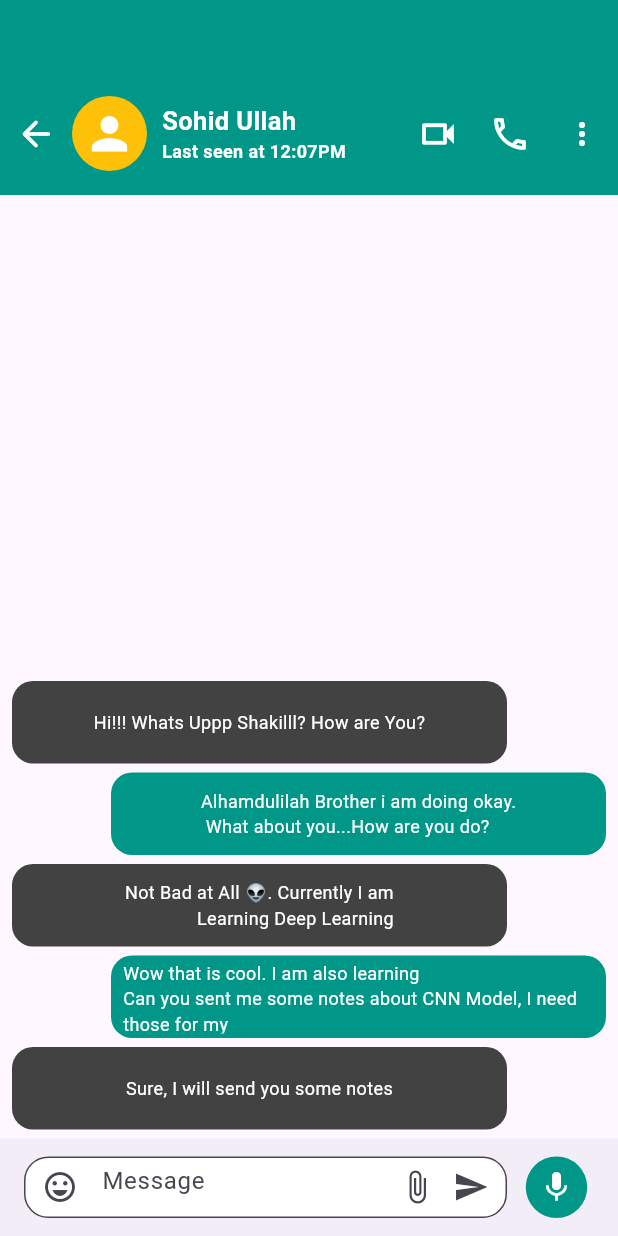
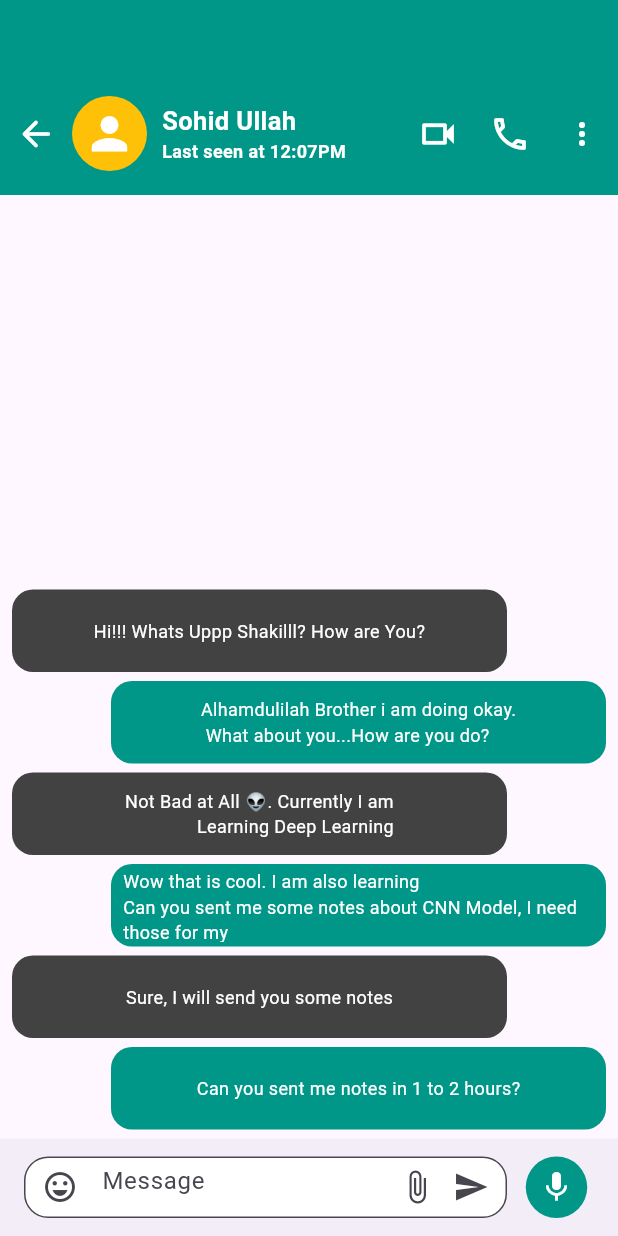
Before and after one commit to MdSohidUllahChowdhury/WhatsApp, a Flutter app: the screen it shows after launch, after a tap on "Sohid Ullah", on a phone screen of 412 x 824 dp. Run offline on Flutter 3.47's test engine with Material 3 defaults, Android fonts, the light colour scheme and no system bars; our stand-ins replace flutter_screenutil, font_awesome_flutter, get, image_picker; network calls fail.

Commit message:
Custom User and thier conversation

```diff
--- a/lib/Views/chats.dart
+++ b/lib/Views/chats.dart
@@ -1,7 +1,7 @@
 import 'package:flutter/material.dart';
 import 'package:get/get.dart';
-import 'package:newwhatsapp/Models/chat_list.dart';
-import 'package:newwhatsapp/Widgets/conversation/chat_conversation.dart';
+import 'package:whatsapp/Models/chat_list.dart';
+import 'package:whatsapp/Widgets/conversation/chat_conversation.dart';
 
 class Chats extends StatelessWidget {
   const Chats({super.key});
@@ -12,7 +12,76 @@ class Chats extends StatelessWidget {
     return Scaffold(
       body: Column(
         children: [
-          const SizedBox(height: 4),
+          const SizedBox(height: 8),
+          SizedBox(
+            width: MediaQuery.of(context).size.width * 0.93,
+            child: TextFormField(
+              keyboardType: TextInputType.emailAddress,
+              style: const TextStyle(color: Colors.white),
+              decoration: InputDecoration(
+                contentPadding:
+                    const EdgeInsets.symmetric(horizontal: 10, vertical: 17),
+                filled: true,
+                fillColor: Colors.black54,
+                prefixIcon: const Icon(Icons.search, color: Colors.white),
+                hintText: 'Search or start new chat',
+                hintStyle: const TextStyle(color: Colors.white),
+                border: OutlineInputBorder(
+                  borderRadius: BorderRadius.circular(25),
+                ),
+              ),
+            ),
+          ),
+          const SizedBox(height: 6),
+          const Row(
+            mainAxisAlignment: MainAxisAlignment.center,
+            children: [
+              Chip(
+                shape: RoundedRectangleBorder(
+                  side: BorderSide(color: Colors.teal, width: 1),
+                  borderRadius: BorderRadius.all(Radius.circular(50)),
+                ),
+                label: Text('All', style: TextStyle(color: Colors.white)),
+                backgroundColor: Colors.black54,
+              ),
+              SizedBox(width: 5),
+              Chip(
+                shape: RoundedRectangleBorder(
+                  side: BorderSide(color: Colors.teal, width: 1),
+                  borderRadius: BorderRadius.all(Radius.circular(50)),
+                ),
+                label: Text('Unread', style: TextStyle(color: Colors.white)),
+                backgroundColor: Colors.black54,
+              ),
+              SizedBox(width: 5),
+              Chip(
+                shape: RoundedRectangleBorder(
+                  side: BorderSide(color: Colors.teal, width: 1),
+                  borderRadius: BorderRadius.all(Radius.circular(50)),
+                ),
+                label: Text('Favorites', style: TextStyle(color: Colors.white)),
+                backgroundColor: Colors.black54,
+              ),
+              SizedBox(width: 5),
+              Chip(
+                shape: RoundedRectangleBorder(
+                  side: BorderSide(color: Colors.teal, width: 1),
+                  borderRadius: BorderRadius.all(Radius.circular(50)),
+                ),
+                label: Text('Groups', style: TextStyle(color: Colors.white)),
+                backgroundColor: Colors.black54,
+              ),
+              SizedBox(width: 5),
+              Chip(
+                shape: RoundedRectangleBorder(
+                  side: BorderSide(color: Colors.teal, width: 1),
+                  borderRadius: BorderRadius.all(Radius.circular(50)),
+                ),
+                label: Text('+', style: TextStyle(color: Colors.white)),
+                backgroundColor: Colors.black54,
+              ),
+            ],
+          ),
           //! Chat Section
           ListView.builder(
             itemCount: chatList.length,
--- a/lib/Widgets/chats/chat_list.dart
+++ b/lib/Widgets/chats/chat_list.dart
@@ -1,5 +1,5 @@
 // import 'package:flutter/material.dart';
-// import 'package:newwhatsapp/Widgets/conversation/sohid.dart';
+// import 'package:whatsapp/Widgets/conversation/sohid.dart';
 
 // Widget chatList(BuildContext context) {
 //   return Column(
--- a/lib/Widgets/conversation/chat_conversation.dart
+++ b/lib/Widgets/conversation/chat_conversation.dart
@@ -1,7 +1,7 @@
 import 'dart:io';
 import 'package:flutter/material.dart';
 import 'package:image_picker/image_picker.dart';
-import 'package:newwhatsapp/Widgets/chats/chats_utils.dart';
+import 'package:whatsapp/Widgets/chats/chats_utils.dart';
 
 // ignore: must_be_immutable
 class ChatConversation extends StatefulWidget {
@@ -53,6 +53,8 @@ class _ChatConversationState extends State<ChatConversation> {
                     'Wow that is cool. I am also learning\nCan you sent me some notes about CNN Model, I need those for my\n project'),
                 PublicUtil.customFriendMessage(
                     'Sure, I will send you some notes'),
+                PublicUtil.customMyMessage(
+                    'Can you sent me notes in 1 to 2 hours?')
               ],
             ),
           )
--- a/lib/Widgets/follow_bar.dart
+++ b/lib/Widgets/follow_bar.dart
@@ -1,5 +1,5 @@
 import 'package:flutter/material.dart';
-import 'package:newwhatsapp/Widgets/follow_bar_card.dart';
+import 'package:whatsapp/Widgets/follow_bar_card.dart';
 
 Widget FollowBar() {
   return const Row(
--- a/lib/main.dart
+++ b/lib/main.dart
@@ -1,14 +1,19 @@
 import 'package:flutter/material.dart';
 import 'package:flutter_screenutil/flutter_screenutil.dart';
 import 'package:get/get_navigation/src/root/get_material_app.dart';
-import 'package:newwhatsapp/Controllers/navigation_bar.dart';
-void main() {
+import 'package:whatsapp/Controllers/navigation_bar.dart';
+
+Future<void> main() async {
+  WidgetsFlutterBinding.ensureInitialized();
+  //cameras = await availableCameras();
+
   runApp((ScreenUtilInit(
-      designSize: const Size(360, 660),
-      ensureScreenSize: true,
-      builder: (context, child) => const GetMaterialApp(
-        debugShowCheckedModeBanner: false,
-        home: NavigationBarOwn(),
-      ),
-    )));
+    designSize: const Size(360, 660),
+    ensureScreenSize: true,
+    builder: (context, child) => GetMaterialApp(
+      debugShowCheckedModeBanner: false,
+      home: const NavigationBarOwn(),
+      theme: ThemeData(useMaterial3: true),
+    ),
+  )));
 }
--- a/pubspec.yaml
+++ b/pubspec.yaml
@@ -1,4 +1,4 @@
-name: newwhatsapp
+name: whatsapp
 description: "A new Flutter project."
 
 publish_to: 'none' # Remove this line if you wish to publish to pub.dev
@@ -22,7 +22,9 @@ dependencies:
   image_picker: ^1.0.7
   get: ^4.7.2
   flutter_launcher_icons: ^0.14.4
-  emoji_picker_flutter: ^4.4.0
+  camera: ^0.11.2+1
+  path: ^1.9.1
+  path_provider: ^2.1.5
 
 flutter_launcher_icons:
   android: true
```
Also changed, not shown: lib/Controllers/navigation_bar.dart (+8 -40 lines), lib/Views/calls.dart (+27 -28 lines), lib/Views/camera.dart (added, +240 -0 lines), lib/Views/updates.dart (+3 -7 lines), pubspec.lock, 6 other files.
